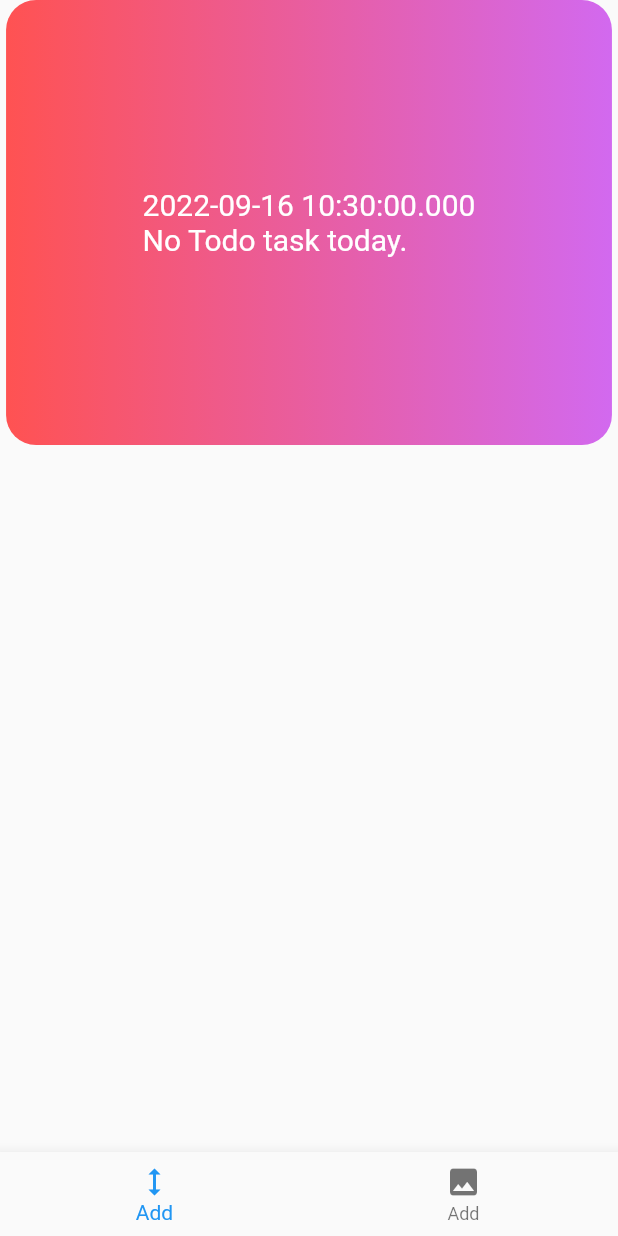
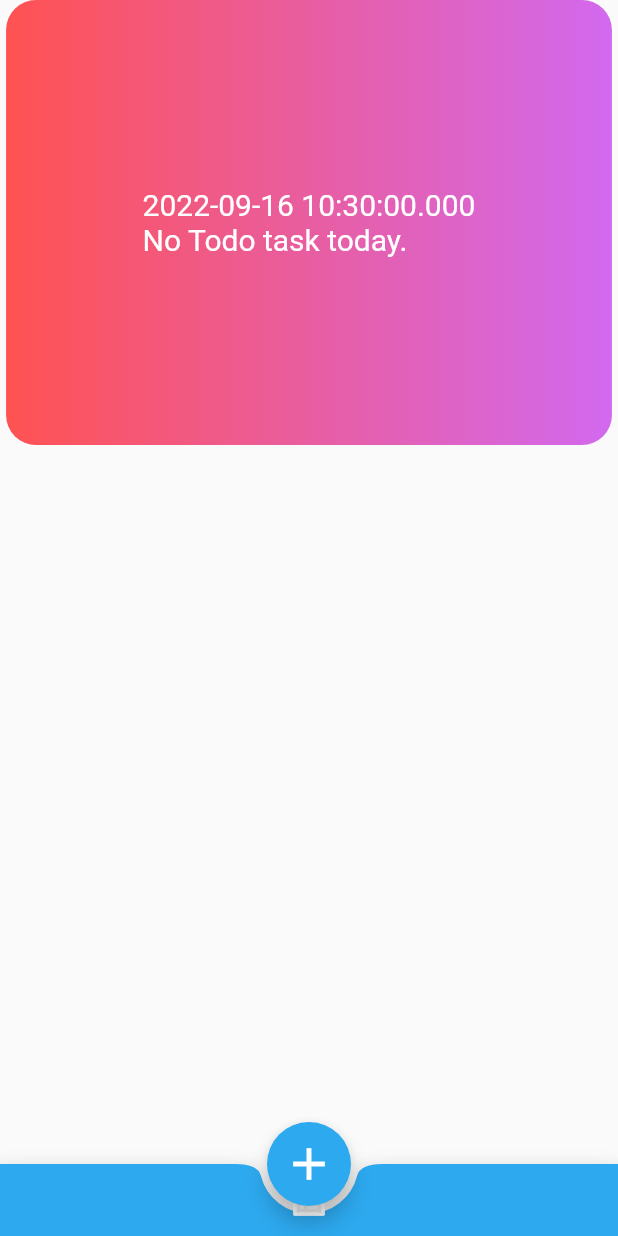
Before and after one commit to thetechgirlgita/ToDoList, a Flutter app: the screen it shows after launch, on a phone screen of 412 x 824 dp. Run offline on Flutter 3.47's test engine with Material 2 defaults, Android fonts, the phone set to English and light mode, and no system bars.

Commit message:
Adding floating bar

```diff
--- a/lib/main.dart
+++ b/lib/main.dart
@@ -17,8 +17,8 @@ class TODO extends StatefulWidget {
 class _TODOState extends State<TODO> {
   @override
   Widget build(BuildContext context) {
-    return MaterialApp(
-      home: const todo(),
+    return const MaterialApp(
+      home:  todo(),
       //  theme: ThemeData.dark()
     );
   }
@@ -56,9 +56,9 @@ class _todoState extends State<todo> {
                     height: MediaQuery.of(context).size.height * 0.36,
                     width: MediaQuery.of(context).size.width / 1.02,
                     decoration: BoxDecoration(
-                      borderRadius: BorderRadius.horizontal(
-                        left: const Radius.circular(20),
-                        right: const Radius.circular(20),
+                      borderRadius:const  BorderRadius.horizontal(
+                        left:  Radius.circular(20),
+                        right: Radius.circular(20),
                       ),
                       gradient: LinearGradient(
                         colors : [
@@ -81,20 +81,38 @@ class _todoState extends State<todo> {
         ],
       ),
     ),
-      bottomNavigationBar: BottomNavigationBar(
-        items:  <BottomNavigationBarItem>[
-          BottomNavigationBarItem(
-              icon: Icon(Icons.height,),
-          label: "Add",
-          backgroundColor: Purple,),
-          BottomNavigationBarItem(
-            icon: Icon(Icons.image),
-            activeIcon: Icon(Icons.image,),
-            label: "Add",
-            backgroundColor: Purple,),
+      bottomNavigationBar: BottomAppBar(
 
-        ],
-      ),
+          color: const Color(0xff2da9ef),
+          shape: const CircularNotchedRectangle(),
+          notchMargin: 5,
+          child: Row(
+            mainAxisSize: MainAxisSize.max,
+            mainAxisAlignment: MainAxisAlignment.spaceAround,
+            children: [
+              IconButton(
+                onPressed: () {},
+                icon: const Icon(
+                  Icons.list_alt_rounded,
+                  color: Colors.white,
+                  size: 28,
+                ),
+              ),
+            ],
+          ),
+        ),
+        floatingActionButton: FloatingActionButton(
+          onPressed: () {
+          },
+          backgroundColor: const Color(0xff2da9ef),
+          foregroundColor: const Color(0xffffffff),
+          child: const Icon(
+            Icons.add,
+            size: 36,
+          ),
+        ),
+        floatingActionButtonLocation: FloatingActionButtonLocation.centerDocked,
+
     );
   }
 }
```
Also changed, not shown: 1 other file.
